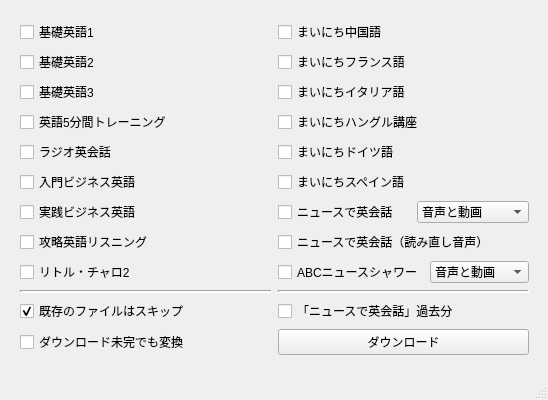
This is mainwindow.ui in CSReviser/CaptureStream as Qt 5 draws it before an edit. The edited form follows.
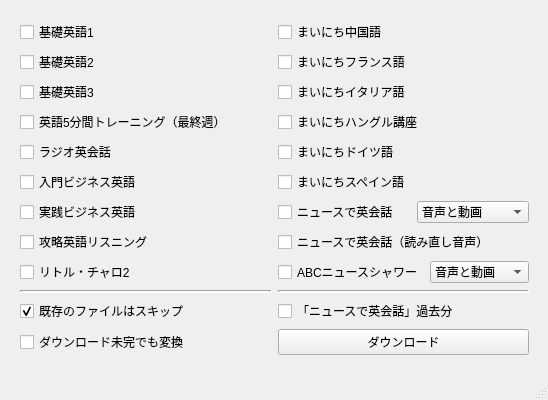
This is the edited form.

Commit message: 英語5分間トレーニング最終週対応

```diff
--- a/mainwindow.ui
+++ b/mainwindow.ui
@@ -72,7 +72,7 @@
      <item row="3" column="0">
       <widget class="QCheckBox" name="checkBox_3">
        <property name="text">
-        <string>英語5分間トレーニング</string>
+        <string>英語5分間トレーニング（最終週）</string>
        </property>
       </widget>
      </item>
```
The commit also changes 2 other files.
